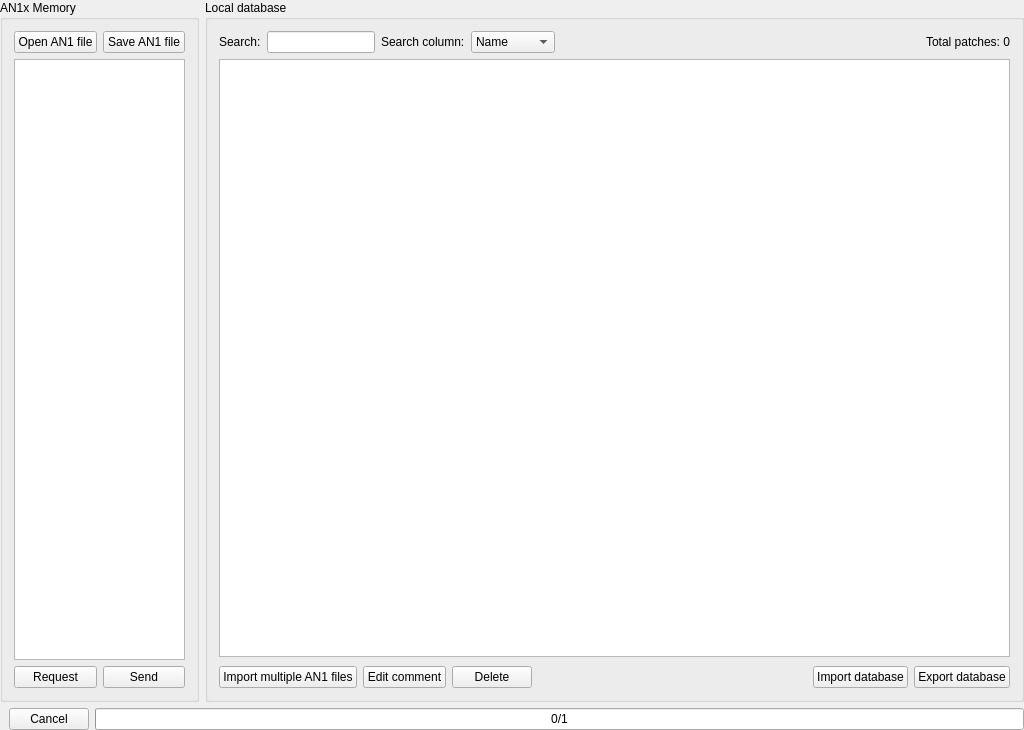
The window that src/View/Browser.ui (thefinalcutbg/QAN1xEditor) describes before a commit, drawn with Qt 5.
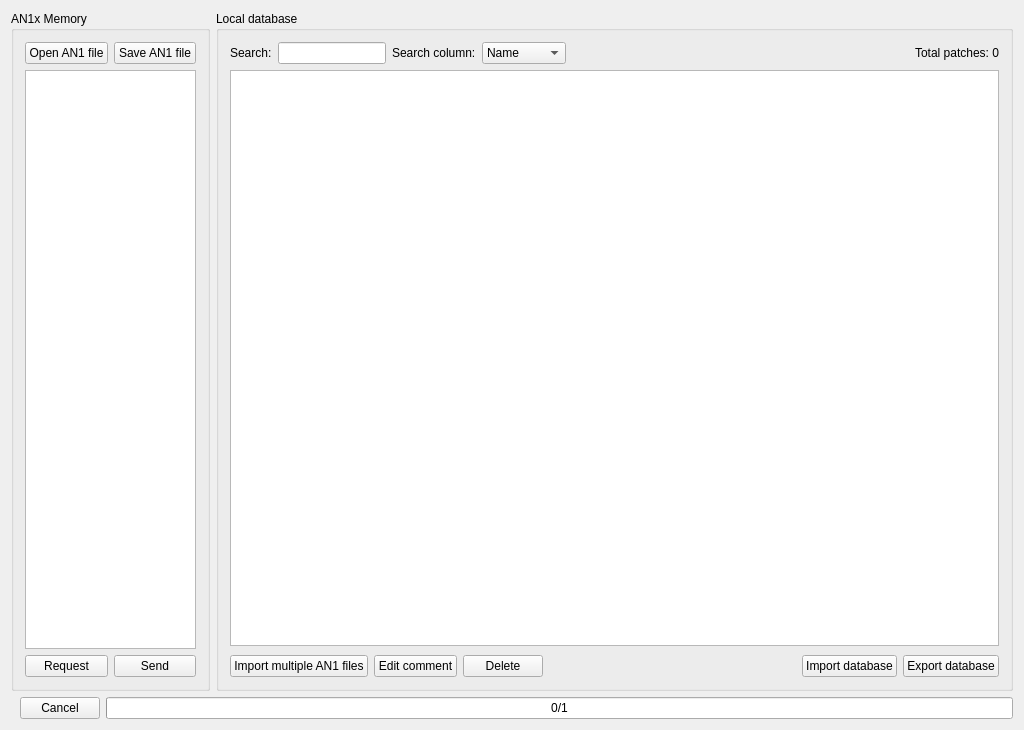
The same window after the commit. Custom widgets are drawn as their Qt base class.

```diff
--- a/src/View/Browser.ui
+++ b/src/View/Browser.ui
@@ -14,18 +14,6 @@
    <string>Browser</string>
   </property>
   <layout class="QVBoxLayout" name="verticalLayout_3">
-   <property name="leftMargin">
-    <number>0</number>
-   </property>
-   <property name="topMargin">
-    <number>0</number>
-   </property>
-   <property name="rightMargin">
-    <number>0</number>
-   </property>
-   <property name="bottomMargin">
-    <number>0</number>
-   </property>
    <item>
     <layout class="QHBoxLayout" name="horizontalLayout_5">
      <item>
```
